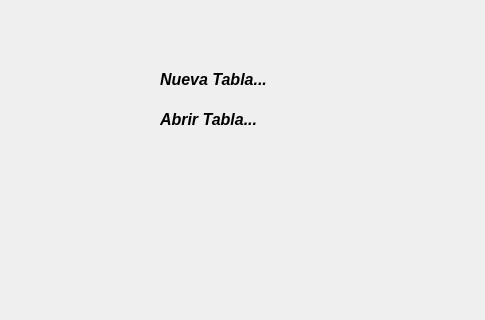
First picture: the form in mwindow.ui, repository jcespinoza/MotorBaseDeDatos, before the edit; both pictures show x 0 to 485 and y 146 to 466 of the 742 by 466 pixel window.
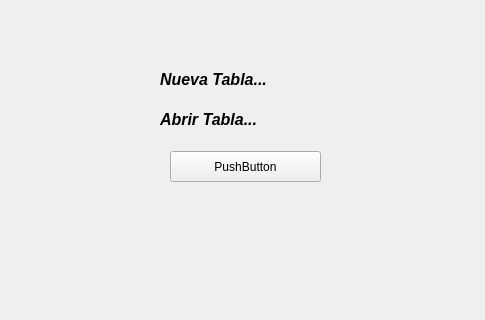
Second picture: the form after the edit.

Diff of the .ui file:
```diff
--- a/mwindow.ui
+++ b/mwindow.ui
@@ -100,6 +100,22 @@
        <string>Abrir Tabla...</string>
       </property>
      </widget>
+     <widget class="QPushButton" name="pushButton">
+      <property name="geometry">
+       <rect>
+        <x>160</x>
+        <y>270</y>
+        <width>151</width>
+        <height>31</height>
+       </rect>
+      </property>
+      <property name="styleSheet">
+       <string notr="true"/>
+      </property>
+      <property name="text">
+       <string>PushButton</string>
+      </property>
+     </widget>
     </widget>
     <widget class="QWidget" name="pgAdicionCampos">
      <widget class="QTableWidget" name="tableWidget">
@@ -127,7 +143,7 @@
        </property>
       </column>
      </widget>
-     <widget class="QPushButton" name="pushButton">
+     <widget class="QPushButton" name="pbAgregarCampo">
       <property name="geometry">
        <rect>
         <x>130</x>
```
Left out of the diff: 19 changed lines with no effect on the pictures.
